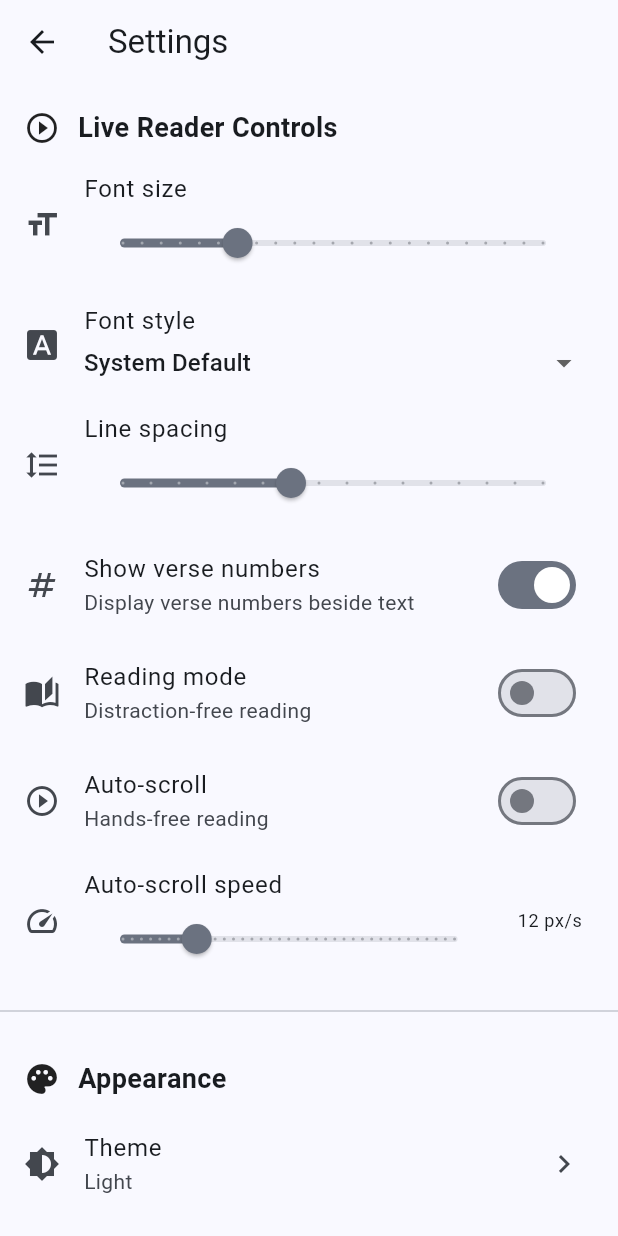
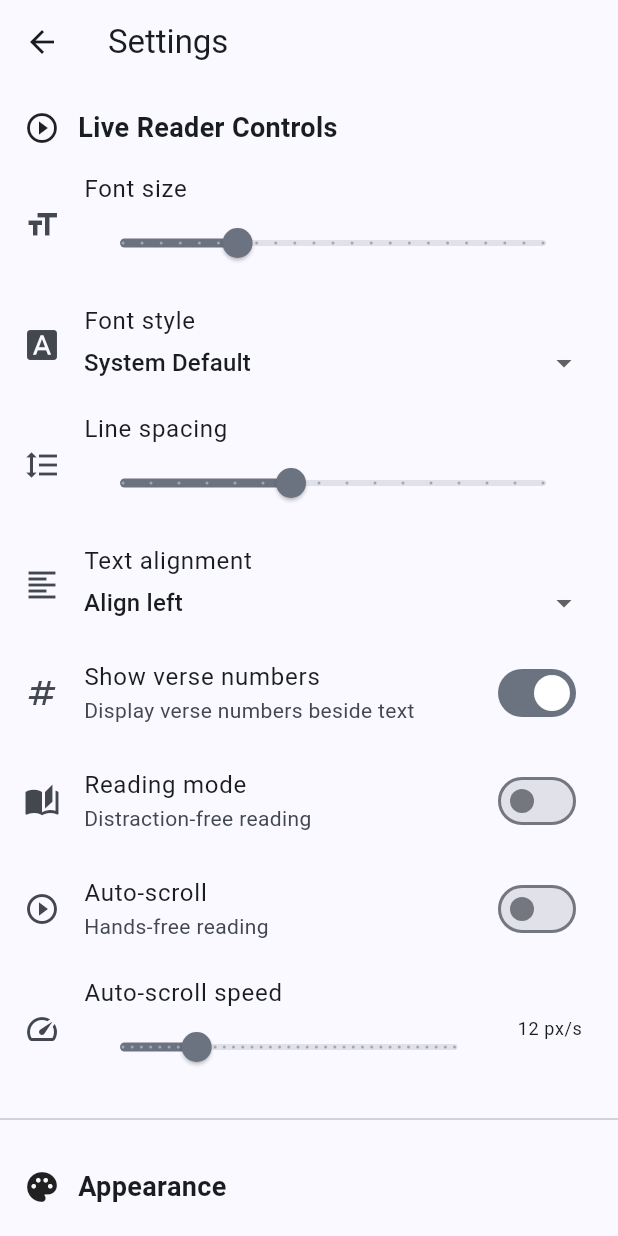
Before and after one commit to Tosin-JD/living_word, a Flutter app: the SettingsScreen screen opened directly, on a phone screen of 412 x 824 dp. Run offline on Flutter 3.47's test engine with Material 3 defaults, Android fonts, the phone set to English and light mode, and no system bars; our stand-ins replace flutter_local_notifications, flutter_riverpod, freezed_annotation, share_plus, shared_preferences, timezone; missing offline and left inert: android_nav_setting; accounts and stored records are empty.

Commit message:
feature: settings for justify

```diff
--- a/lib/src/models/app_settings.dart
+++ b/lib/src/models/app_settings.dart
@@ -1,6 +1,8 @@
 import 'package:flutter/material.dart';
 
 enum AppThemeMode { light, dark, sepia, rose, paper, amoled }
+
+enum VerseTextAlignment { left, justify }
 
 enum NotificationFrequency { daily, weekly, custom, off }
 
@@ -40,6 +42,7 @@ class AppSettings {
   final String defaultTranslation;
   final bool parallelTranslations;
   final bool showVerseNumbers;
+  final VerseTextAlignment verseTextAlignment;
   final bool readingMode;
   final bool autoScroll;
   final double autoScrollSpeed;
@@ -83,6 +86,7 @@ class AppSettings {
     this.defaultTranslation = 'HOLMAN CHRISTIAN STANDARD BIBLE.json',
     this.parallelTranslations = false,
     this.showVerseNumbers = true,
+    this.verseTextAlignment = VerseTextAlignment.left,
     this.readingMode = false,
     this.autoScroll = false,
     this.autoScrollSpeed = 12.0,
@@ -129,6 +133,7 @@ class AppSettings {
     String? defaultTranslation,
     bool? parallelTranslations,
     bool? showVerseNumbers,
+    VerseTextAlignment? verseTextAlignment,
     bool? readingMode,
     bool? autoScroll,
     double? autoScrollSpeed,
@@ -168,6 +173,7 @@ class AppSettings {
       defaultTranslation: defaultTranslation ?? this.defaultTranslation,
       parallelTranslations: parallelTranslations ?? this.parallelTranslations,
       showVerseNumbers: showVerseNumbers ?? this.showVerseNumbers,
+      verseTextAlignment: verseTextAlignment ?? this.verseTextAlignment,
       readingMode: readingMode ?? this.readingMode,
       autoScroll: autoScroll ?? this.autoScroll,
       autoScrollSpeed: autoScrollSpeed ?? this.autoScrollSpeed,
--- a/lib/src/repositories/settings_repository.dart
+++ b/lib/src/repositories/settings_repository.dart
@@ -27,6 +27,10 @@ class SettingsRepository {
           'HOLMAN CHRISTIAN STANDARD BIBLE.json',
       parallelTranslations: json['parallelTranslations'] as bool? ?? false,
       showVerseNumbers: json['showVerseNumbers'] as bool? ?? true,
+      verseTextAlignment: VerseTextAlignment.values.firstWhere(
+        (item) => item.name == json['verseTextAlignment'],
+        orElse: () => VerseTextAlignment.left,
+      ),
       readingMode: json['readingMode'] as bool? ?? false,
       autoScroll: json['autoScroll'] as bool? ?? false,
       autoScrollSpeed: (json['autoScrollSpeed'] as num?)?.toDouble() ?? 12.0,
@@ -134,6 +138,7 @@ class SettingsRepository {
       'defaultTranslation': settings.defaultTranslation,
       'parallelTranslations': settings.parallelTranslations,
       'showVerseNumbers': settings.showVerseNumbers,
+      'verseTextAlignment': settings.verseTextAlignment.name,
       'readingMode': settings.readingMode,
       'autoScroll': settings.autoScroll,
       'autoScrollSpeed': settings.autoScrollSpeed,
--- a/lib/src/screens/bible_home_screen.dart
+++ b/lib/src/screens/bible_home_screen.dart
@@ -723,6 +723,10 @@ class _BibleHomeScreenState extends ConsumerState<BibleHomeScreen>
                                                 fontFamily: settings.fontFamily,
                                                 showVerseNumbers:
                                                     settings.showVerseNumbers,
+                                                verseTextAlignment:
+                                                    settings.verseTextAlignment,
+                                                readingMode:
+                                                    settings.readingMode,
                                                 autoScroll: settings.autoScroll,
                                                 autoScrollSpeed:
                                                     settings.autoScrollSpeed,
--- a/lib/src/screens/settings_screen.dart
+++ b/lib/src/screens/settings_screen.dart
@@ -72,6 +72,7 @@ class SettingsContent extends ConsumerWidget {
         _buildFontSizeSlider(context, ref, settings),
         _buildFontStyleSelector(context, ref, settings),
         _buildLineSpacingSlider(context, ref, settings),
+        _buildTextAlignmentSelector(context, ref, settings),
         _buildToggleTile(
           title: 'Show verse numbers',
           subtitle: 'Display verse numbers beside text',
@@ -366,6 +367,41 @@ class SettingsContent extends ConsumerWidget {
     );
   }
 
+  Widget _buildTextAlignmentSelector(
+    BuildContext context,
+    WidgetRef ref,
+    AppSettings settings,
+  ) {
+    return ListTile(
+      leading: const Icon(Icons.format_align_left),
+      title: const Text('Text alignment'),
+      subtitle: DropdownButtonFormField<VerseTextAlignment>(
+        value: settings.verseTextAlignment,
+        isExpanded: true,
+        decoration: const InputDecoration(
+          isDense: true,
+          border: InputBorder.none,
+        ),
+        items: const [
+          DropdownMenuItem(
+            value: VerseTextAlignment.left,
+            child: Text('Align left'),
+          ),
+          DropdownMenuItem(
+            value: VerseTextAlignment.justify,
+            child: Text('Justify'),
+          ),
+        ],
+        onChanged: (value) {
+          if (value == null) return;
+          ref.read(appSettingsProvider.notifier).state = settings.copyWith(
+            verseTextAlignment: value,
+          );
+        },
+      ),
+    );
+  }
+
   Widget _buildToggleTile({
     required String title,
     required String subtitle,
```
Also changed, not shown: lib/src/widgets/verse_list_widget.dart (+43 -2 lines).
